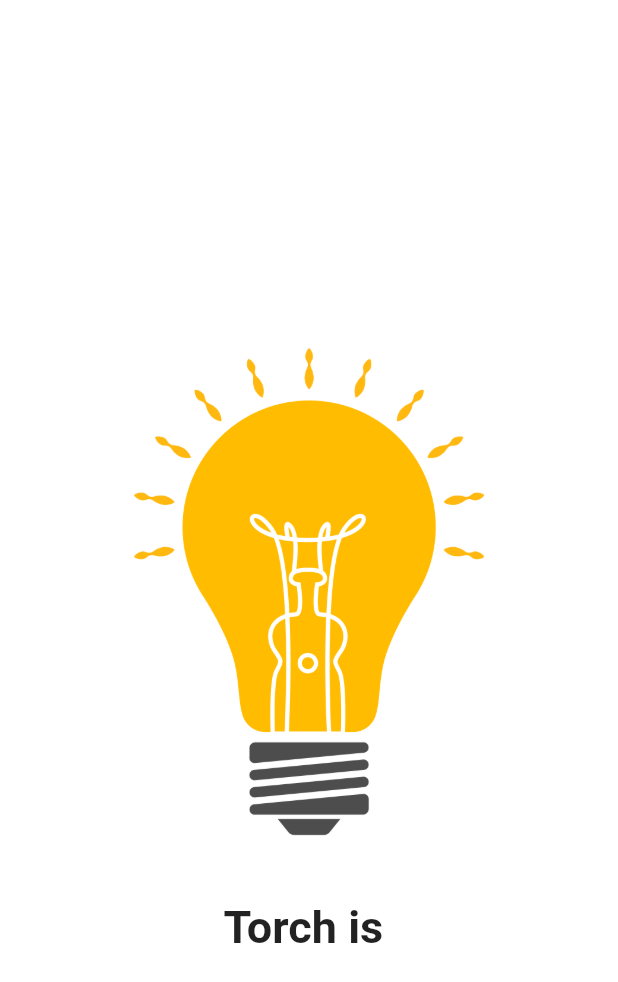
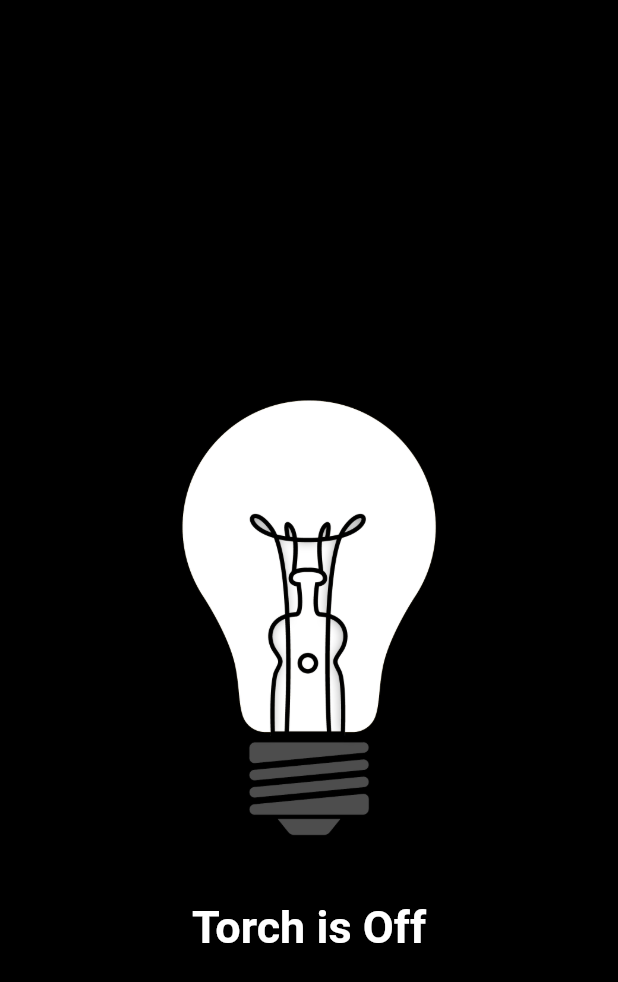
Before and after one commit to umairliaqat33/flash, a Flutter app: the screen it shows after launch, on a phone screen of 412 x 824 dp. Shown: the top 982 px of the screen. Run offline on Flutter 3.47's test engine with Material 2 defaults, Android fonts, the phone set to English and light mode, and no system bars; missing offline and left inert: torch_light.

Commit message:
theme changed

```diff
--- a/lib/main.dart
+++ b/lib/main.dart
@@ -12,14 +12,18 @@ class TorchApp extends StatefulWidget {
 }
 
 class _TorchAppState extends State<TorchApp> {
-  String img = "bulb on";
-  String txt = "";
+  String img = "bulb off";
+  String txt = "Off";
+  Color th=Colors.black;
+  // ThemeData th=ThemeData.dark();
+  bool c=false;
   @override
   Widget build(BuildContext context) {
     return MaterialApp(
+      themeMode: c?ThemeMode.light:ThemeMode.dark,
       home: Scaffold(
         body: Container(
-          color: Colors.white,
+          color: th,
           child: Column(
             crossAxisAlignment: CrossAxisAlignment.center,
             mainAxisAlignment: MainAxisAlignment.center,
@@ -27,16 +31,20 @@ class _TorchAppState extends State<TorchApp> {
               TextButton(
                   style: ButtonStyle(
                       overlayColor: MaterialStateColor.resolveWith(
-                          (states) => Colors.white)),
+                          (states) => c?Colors.black:Colors.white)),
                   onPressed: () {
                     setState(() {
                       if (img == "bulb on") {
+                        th=Colors.black;
                         img = "bulb off";
                         txt = "Off";
+                        c=false;
                         TorchLight.disableTorch();
                       } else {
                         img = "bulb on";
                         txt = "On";
+                        c=true;
+                        th=Colors.white;
                         TorchLight.enableTorch();
                       }
                     });
@@ -44,7 +52,7 @@ class _TorchAppState extends State<TorchApp> {
                   child: Image.asset("images/$img.png")),
               Text(
                 "Torch is $txt",
-                style: TextStyle(fontSize: 30, fontWeight: FontWeight.bold),
+                style: TextStyle(fontSize: 30, fontWeight: FontWeight.bold,color: c?Colors.black:Colors.white),
               ),
             ],
           ),
```
